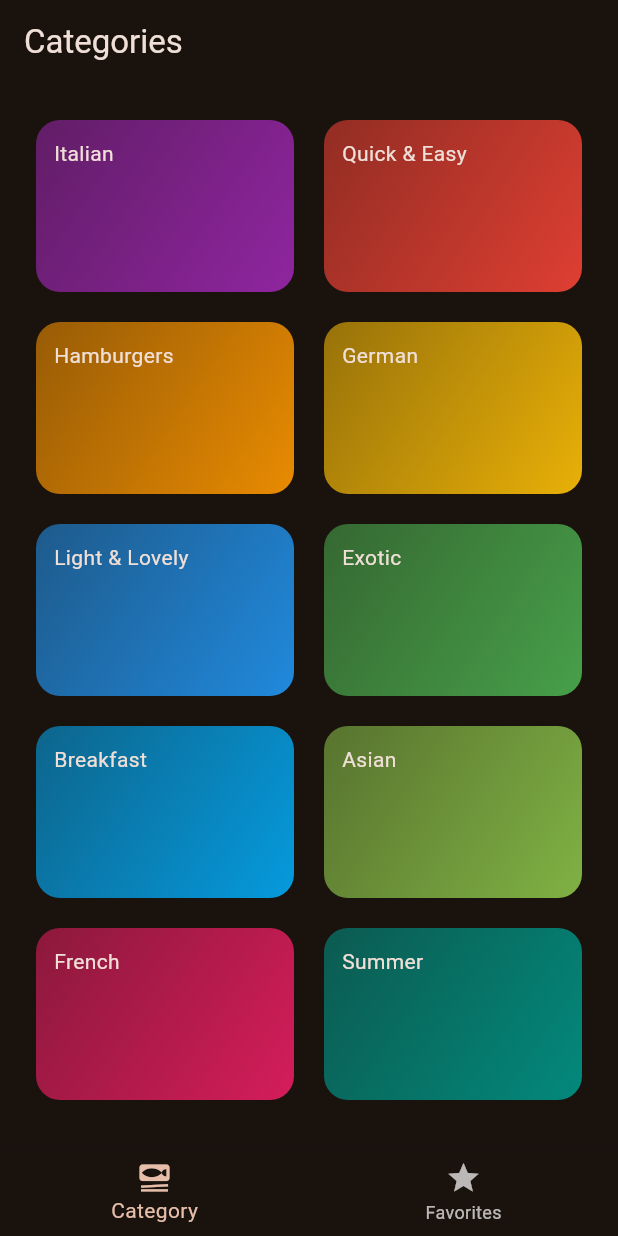
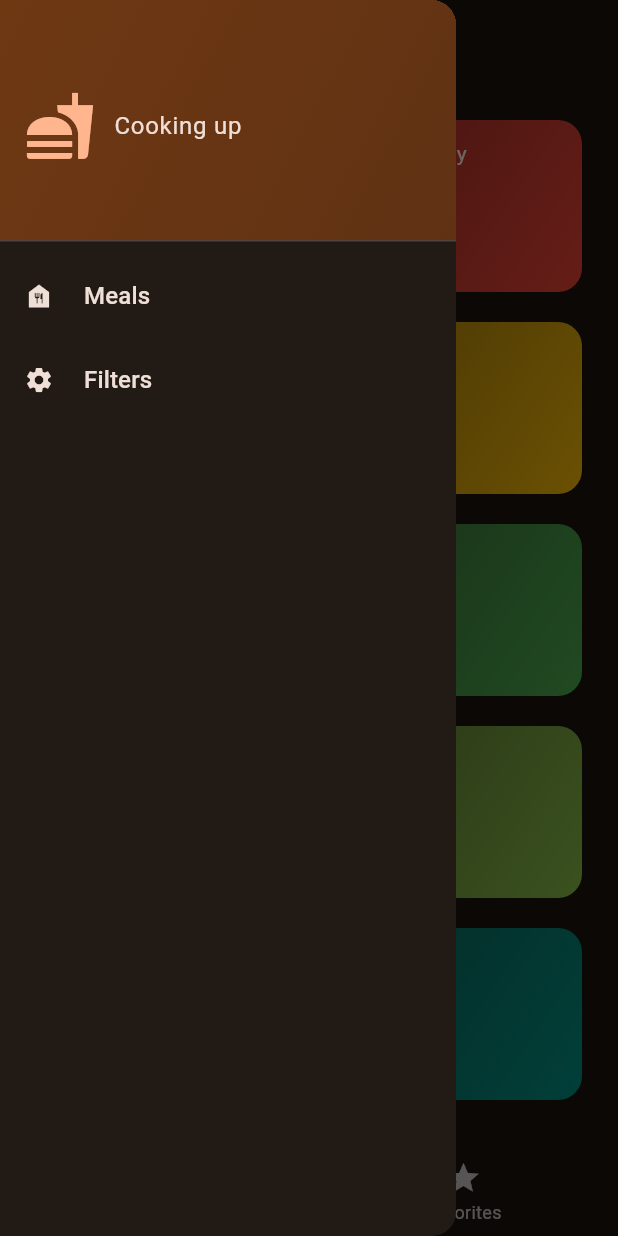
Before and after one commit to Arkar20/meals_app_flutter, a Flutter app: the screen it shows after launch, with the side drawer open (before the commit the screen has no drawer), on a phone screen of 412 x 824 dp. Run offline on Flutter 3.47's test engine with Material 2 defaults, Android fonts, the phone set to English and light mode, and no system bars; our stand-ins replace transparent_image.

Commit message:
adding drawer

```diff
--- a/lib/screens/TabLayout.dart
+++ b/lib/screens/TabLayout.dart
@@ -2,6 +2,7 @@ import 'package:flutter/material.dart';
 import 'package:meals_app/models/meal.dart';
 import 'package:meals_app/screens/categories.dart';
 import 'package:meals_app/screens/meals.dart';
+import 'package:meals_app/widgets/drawer.dart';
 
 class TabLayout extends StatefulWidget {
   const TabLayout({super.key});
@@ -62,6 +63,7 @@ class _TabLayoutState extends State<TabLayout> {
         appBar: AppBar(
           title: Text(appTitle),
         ),
+        drawer: BaseDrawer(),
         body: screen,
         bottomNavigationBar: BottomNavigationBar(
           onTap: (index) {
--- /dev/null
+++ b/lib/widgets/drawer.dart
@@ -0,0 +1,61 @@
+import 'package:flutter/material.dart';
+
+class BaseDrawer extends StatelessWidget {
+  const BaseDrawer({super.key});
+
+  @override
+  Widget build(BuildContext context) {
+    return Drawer(
+        child: Column(
+      children: [
+        DrawerHeader(
+          decoration: BoxDecoration(
+              gradient: LinearGradient(colors: [
+            Theme.of(context).colorScheme.primaryContainer,
+            Theme.of(context).colorScheme.primaryContainer.withOpacity(0.8),
+          ], begin: Alignment.topLeft, end: Alignment.bottomRight)),
+           child: Row(
+            children: [
+              Icon(Icons.fastfood,
+                  size: 48, color: Theme.of(context).colorScheme.primary),
+               const SizedBox(
+                width: 12,
+              ),
+               Text(
+                'Cooking up',
+              )
+            ],
+          ),
+        ),
+        ListTile(
+          leading: Icon(Icons.food_bank,
+              size: 20, color: Theme.of(context).colorScheme.onBackground),
+          title: Text(
+            'Meals',
+            style: Theme.of(context).textTheme.titleSmall!.copyWith(
+                  color: Theme.of(context).colorScheme.onBackground,
+                  fontSize: 16,
+                ),
+          ),
+          onTap: () {
+            print("hello world");
+          },
+        ),
+        ListTile(
+          leading: Icon(Icons.settings,
+              size: 20, color: Theme.of(context).colorScheme.onBackground),
+          title: Text(
+            'Filters',
+            style: Theme.of(context).textTheme.titleSmall!.copyWith(
+                  color: Theme.of(context).colorScheme.onBackground,
+                  fontSize: 16,
+                ),
+          ),
+          onTap: () {
+            print("hello world");
+          },
+        ),
+      ],
+    ));
+  }
+}
```
